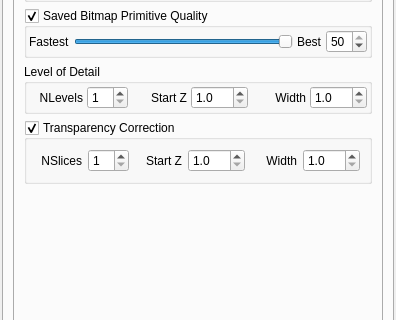
Qt form src/gui/prefs.ui (trisyoungs/aten) before a commit; both pictures show x 0 to 396 and y 173 to 493 of the 396 by 703 pixel window.
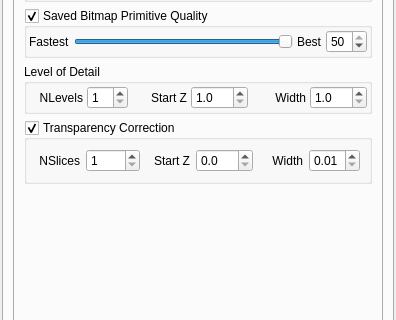
The same form after that commit. The open tabs and pages were chosen to show the change. Icons and pictures are not drawn. Custom widgets are drawn as their Qt base class.

Commit message: Fixed - Defaults for transparency correction were crap. Fixed - Prefs control for image render quality was not set properly. Fixed - Onscreen image quality did not revert back to normal when saving images.

Diff of the .ui file:
```diff
--- a/src/gui/prefs.ui
+++ b/src/gui/prefs.ui
@@ -1842,6 +1842,12 @@
                 <property name="minimum">
                  <number>1</number>
                 </property>
+                <property name="maximum">
+                 <number>2000</number>
+                </property>
+                <property name="singleStep">
+                 <number>10</number>
+                </property>
                </widget>
               </item>
               <item>
@@ -1869,7 +1875,7 @@
                  <number>1</number>
                 </property>
                 <property name="minimum">
-                 <double>1.000000000000000</double>
+                 <double>0.000000000000000</double>
                 </property>
                 <property name="maximum">
                  <double>100.000000000000000</double>
@@ -1898,13 +1904,16 @@
                  <string>Width of single Z-bin</string>
                 </property>
                 <property name="decimals">
-                 <number>1</number>
+                 <number>2</number>
                 </property>
                 <property name="minimum">
-                 <double>1.000000000000000</double>
+                 <double>0.010000000000000</double>
                 </property>
                 <property name="maximum">
-                 <double>100.000000000000000</double>
+                 <double>5.000000000000000</double>
+                </property>
+                <property name="singleStep">
+                 <double>0.100000000000000</double>
                 </property>
                </widget>
               </item>
```
Left out of the diff: 1 changed line with no effect on the pictures. The commit also changes 4 other files.
